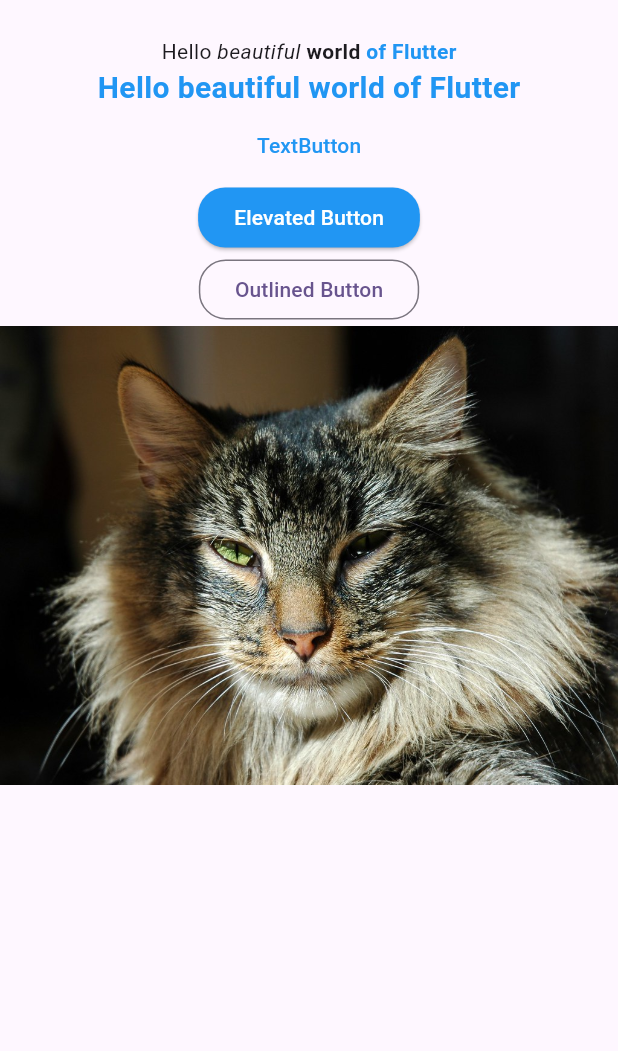
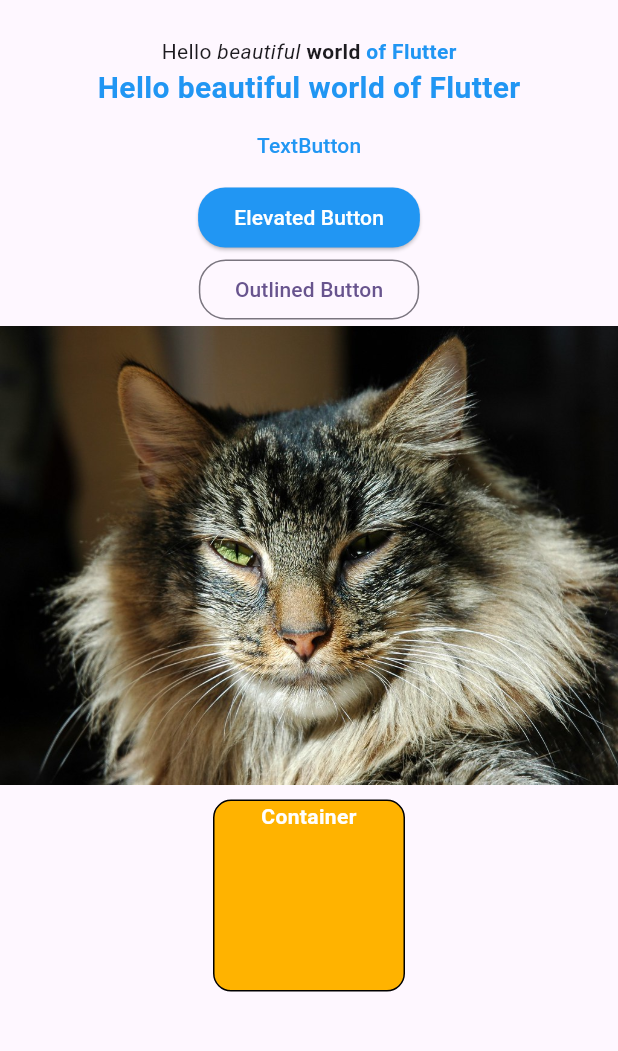
Before and after one commit to DevAiKaiSys/CMDev_Flutter, a Flutter app: the screen it shows after launch, on a phone screen of 412 x 824 dp, the part 63-1114 px from its top. Run offline on Flutter 3.47's test engine with Material 3 defaults, Android fonts, the phone set to English and light mode, and no system bars.

Commit message:
Flutter Online 2024 Ep.22 Container Widget

```diff
--- /dev/null
+++ b/Workshops/flutter_application/lib/lesson/ep22/my_container_widget.dart
@@ -0,0 +1,31 @@
+import 'package:flutter/material.dart';
+
+class MyContainerWidget extends StatelessWidget {
+  const MyContainerWidget({super.key});
+
+  @override
+  Widget build(BuildContext context) {
+    return Center(
+      child: Container(
+          decoration: BoxDecoration(
+            color: Colors.amber[600],
+            border: Border.all(
+              color: Colors.black,
+              width: 1,
+            ),
+            borderRadius: BorderRadius.circular(12),
+          ),
+          margin: const EdgeInsets.all(10.0),
+          width: 128.0,
+          height: 128.0,
+          child: const Text(
+            'Container',
+            textAlign: TextAlign.center,
+            style: TextStyle(
+              color: Colors.white,
+              fontWeight: FontWeight.bold,
+            ),
+          )),
+    );
+  }
+}
--- a/Workshops/flutter_application/lib/screens/home_screen.dart
+++ b/Workshops/flutter_application/lib/screens/home_screen.dart
@@ -2,6 +2,7 @@ import 'package:flutter/material.dart';
 import 'package:flutter_application/lesson/ep19/my_text_widget.dart';
 import 'package:flutter_application/lesson/ep20/my_button_widget.dart';
 import 'package:flutter_application/lesson/ep21/my_image_widget.dart';
+import 'package:flutter_application/lesson/ep22/my_container_widget.dart';
 
 class HomeScreen extends StatelessWidget {
   const HomeScreen({super.key});
@@ -21,6 +22,7 @@ class HomeScreen extends StatelessWidget {
             MyTextWidget(),
             MyButtonsWidget(),
             MyImageWidget(),
+            MyContainerWidget(),
           ],
         ),
       ),
```
